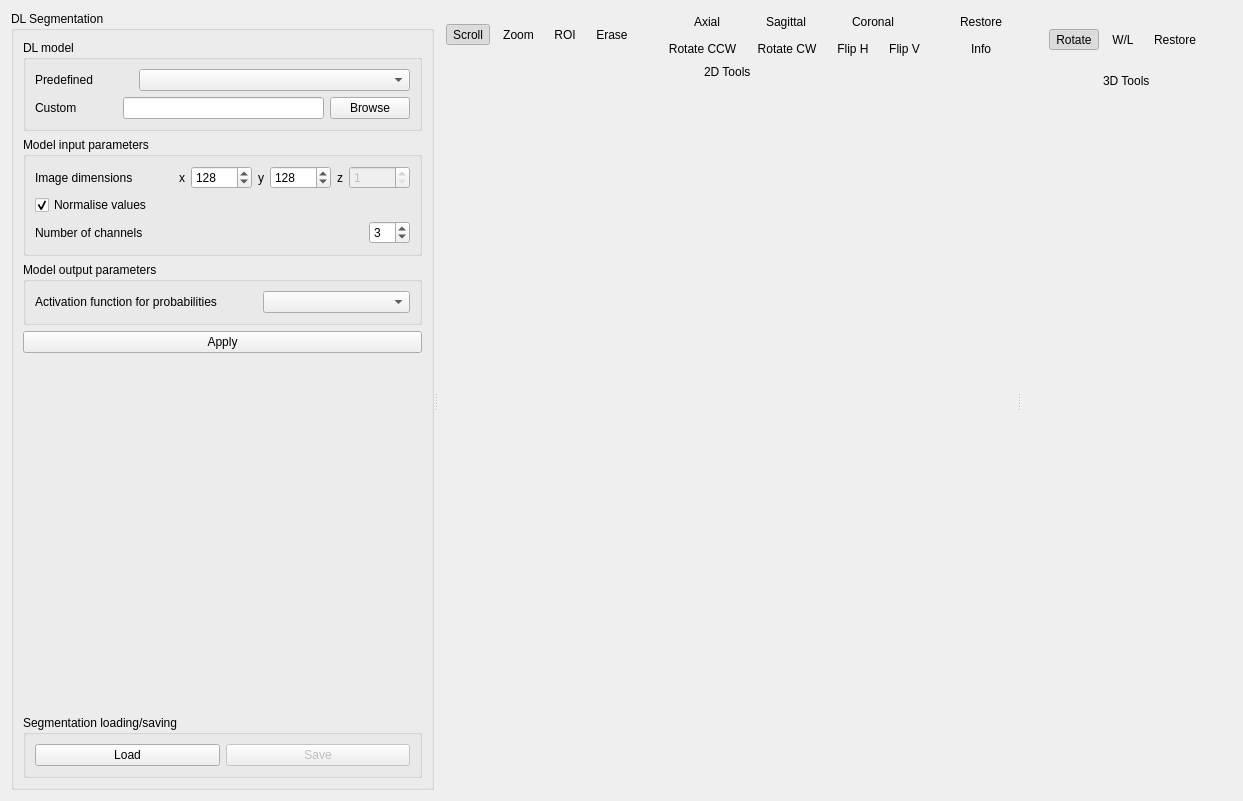
Qt form starviewer/src/extensions/playground/dlsegmentation/qdlsegmentationextensionbase.ui (starviewer-medical/starviewer) before a commit.
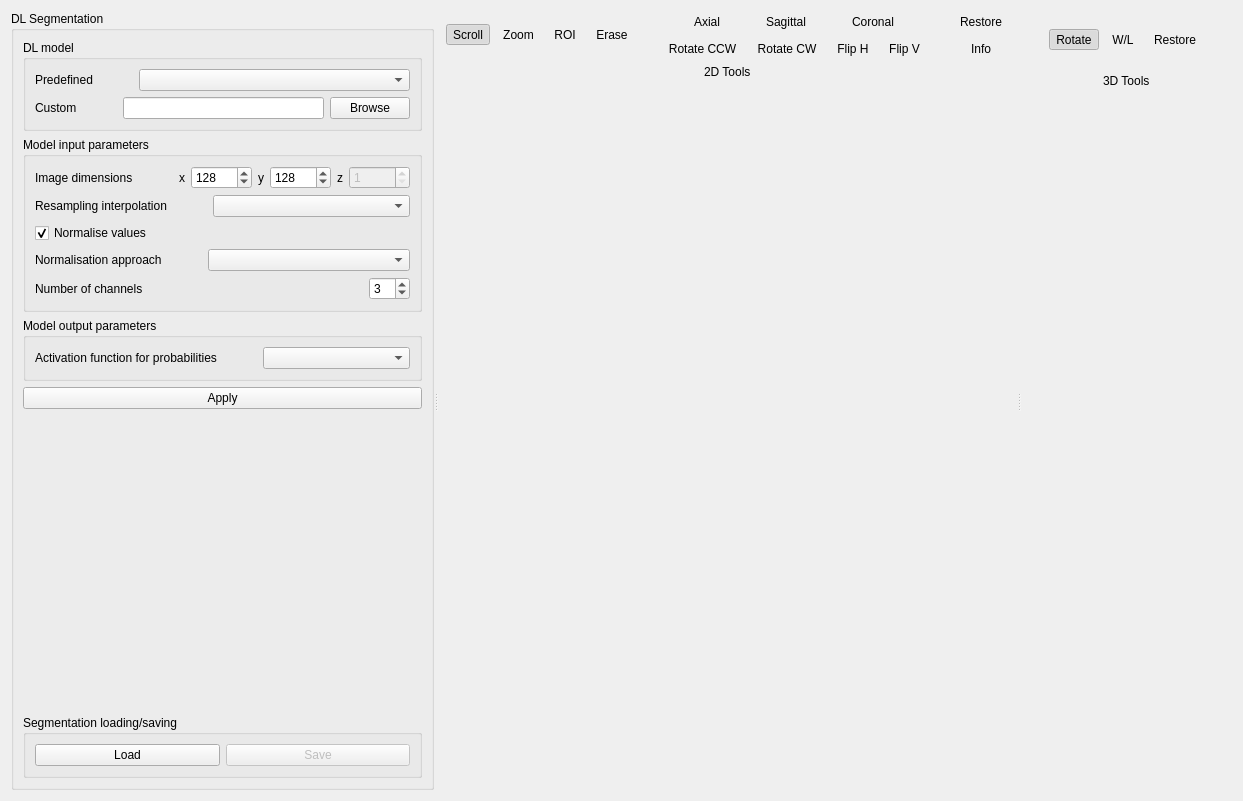
The same form after that commit. Icons and pictures are not drawn. Custom widgets are drawn as their Qt base class.

Commit message: ENH: Add support to 2 new parameters (resampling interpolation and normalisation approach)

```diff
--- a/starviewer/src/extensions/playground/dlsegmentation/qdlsegmentationextensionbase.ui
+++ b/starviewer/src/extensions/playground/dlsegmentation/qdlsegmentationextensionbase.ui
@@ -235,6 +235,43 @@
             </item>
            </layout>
           </item>
+          <item>
+           <layout class="QHBoxLayout" name="m_inputParamInterpolationHLayout">
+            <item>
+             <widget class="QLabel" name="m_inputParamInterpolationLabel">
+              <property name="text">
+               <string>Resampling interpolation</string>
+              </property>
+             </widget>
+            </item>
+            <item>
+             <spacer name="m_inputParamInterpolationSpacer">
+              <property name="orientation">
+               <enum>Qt::Horizontal</enum>
+              </property>
+              <property name="sizeType">
+               <enum>QSizePolicy::Minimum</enum>
+              </property>
+              <property name="sizeHint" stdset="0">
+               <size>
+                <width>40</width>
+                <height>20</height>
+               </size>
+              </property>
+             </spacer>
+            </item>
+            <item>
+             <widget class="QComboBox" name="m_inputParamInterpolationCombo">
+              <property name="sizePolicy">
+               <sizepolicy hsizetype="Expanding" vsizetype="Fixed">
+                <horstretch>0</horstretch>
+                <verstretch>0</verstretch>
+               </sizepolicy>
+              </property>
+             </widget>
+            </item>
+           </layout>
+          </item>
           <item>
            <layout class="QHBoxLayout" name="m_inputParamNormalisationHLayout">
             <item>
@@ -249,6 +286,63 @@
             </item>
            </layout>
           </item>
+          <item>
+           <widget class="QWidget" name="m_inputParamNormApproachWidget" native="true">
+            <layout class="QHBoxLayout" name="m_inputParamNormApproachHLayout">
+             <property name="leftMargin">
+              <number>0</number>
+             </property>
+             <property name="topMargin">
+              <number>0</number>
+             </property>
+             <property name="rightMargin">
+              <number>0</number>
+             </property>
+             <property name="bottomMargin">
+              <number>0</number>
+             </property>
+             <item>
+              <widget class="QLabel" name="m_inputParamNormApproachLabel">
+               <property name="sizePolicy">
+                <sizepolicy hsizetype="Preferred" vsizetype="Preferred">
+                 <horstretch>0</horstretch>
+                 <verstretch>0</verstretch>
+                </sizepolicy>
+               </property>
+               <property name="text">
+                <string>Normalisation approach</string>
+               </property>
+              </widget>
+             </item>
+             <item>
+              <spacer name="m_inputParamNormApproachSpacer">
+               <property name="orientation">
+                <enum>Qt::Horizontal</enum>
+               </property>
+               <property name="sizeType">
+                <enum>QSizePolicy::Minimum</enum>
+               </property>
+               <property name="sizeHint" stdset="0">
+                <size>
+                 <width>40</width>
+                 <height>20</height>
+                </size>
+               </property>
+              </spacer>
+             </item>
+             <item>
+              <widget class="QComboBox" name="m_inputParamNormApproachCombo">
+               <property name="sizePolicy">
+                <sizepolicy hsizetype="Expanding" vsizetype="Fixed">
+                 <horstretch>0</horstretch>
+                 <verstretch>0</verstretch>
+                </sizepolicy>
+               </property>
+              </widget>
+             </item>
+            </layout>
+           </widget>
+          </item>
           <item>
            <layout class="QHBoxLayout" name="m_inputParamChannelsHLayout">
             <item>
```
The commit also changes 4 other files.
